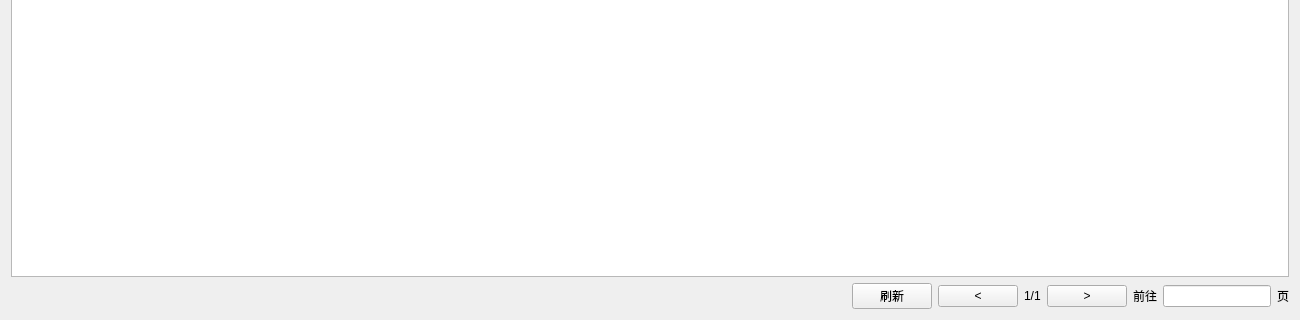
This is digitalIntegration/ApprovalProgressDialog.ui in jiaqingguo/DI as Qt 5 draws it before an edit; both pictures show x 0 to 1300 and y 305 to 625 of the 1300 by 625 pixel window. The edited form follows.
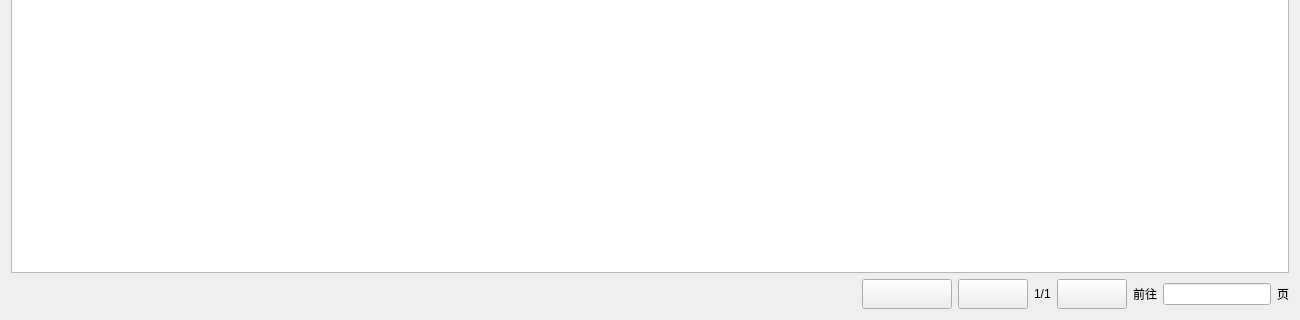
This is the edited form. Custom widgets are drawn as their Qt base class.

Patch:
```diff
--- a/digitalIntegration/ApprovalProgressDialog.ui
+++ b/digitalIntegration/ApprovalProgressDialog.ui
@@ -196,15 +196,39 @@
          </item>
          <item>
           <widget class="QPushButton" name="btnFlushDownload">
+           <property name="minimumSize">
+            <size>
+             <width>90</width>
+             <height>30</height>
+            </size>
+           </property>
+           <property name="maximumSize">
+            <size>
+             <width>90</width>
+             <height>30</height>
+            </size>
+           </property>
            <property name="text">
-            <string>刷新</string>
+            <string/>
            </property>
           </widget>
          </item>
          <item>
           <widget class="QPushButton" name="btnDataApprovalLast">
+           <property name="minimumSize">
+            <size>
+             <width>70</width>
+             <height>30</height>
+            </size>
+           </property>
+           <property name="maximumSize">
+            <size>
+             <width>70</width>
+             <height>30</height>
+            </size>
+           </property>
            <property name="text">
-            <string>&lt;</string>
+            <string/>
            </property>
           </widget>
          </item>
@@ -217,8 +241,20 @@
          </item>
          <item>
           <widget class="QPushButton" name="btnDataApprovalNext">
+           <property name="minimumSize">
+            <size>
+             <width>70</width>
+             <height>30</height>
+            </size>
+           </property>
+           <property name="maximumSize">
+            <size>
+             <width>70</width>
+             <height>30</height>
+            </size>
+           </property>
            <property name="text">
-            <string>&gt;</string>
+            <string/>
            </property>
           </widget>
          </item>
```
Left out of the diff: 42 changed lines with no effect on the pictures.
